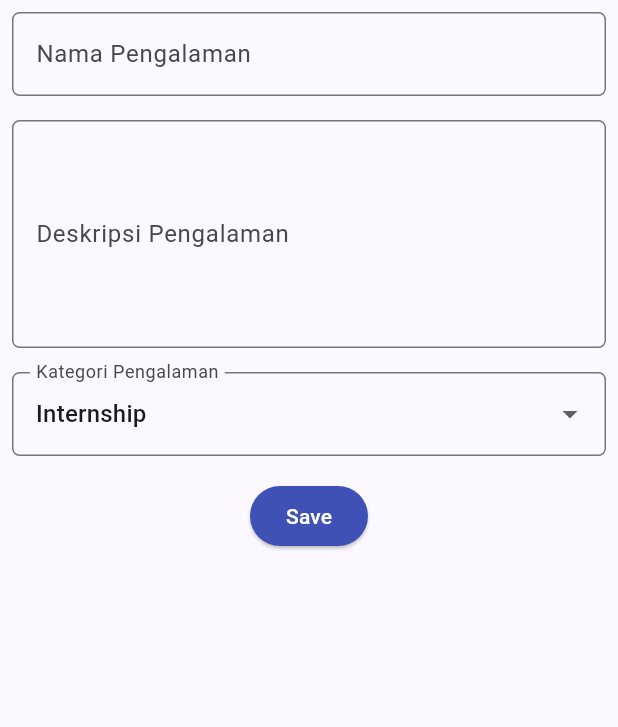
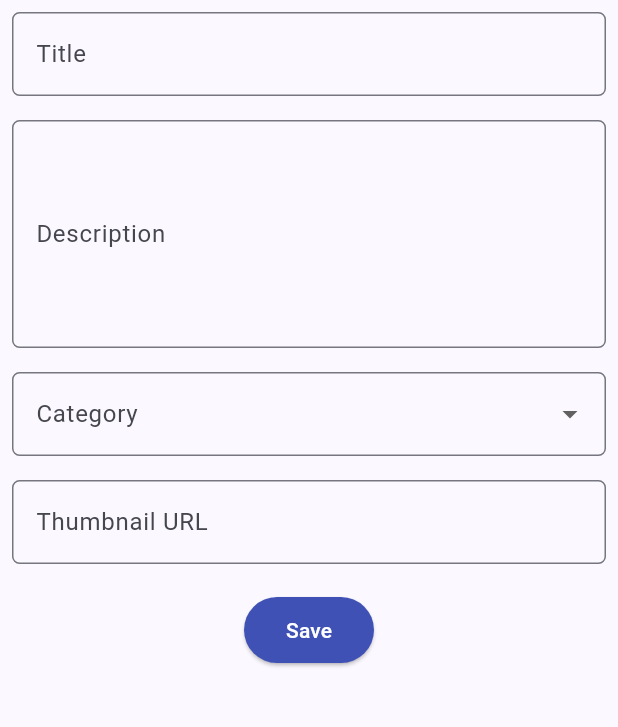
Before and after one commit to axelscreenshot/myportofolio_mobile, a Flutter app: the ExperienceFormPage screen opened directly, on a phone screen of 412 x 824 dp, the part 84-811 px from its top. Run offline on Flutter 3.47's test engine with Material 3 defaults, Android fonts, the phone set to English and light mode, and no system bars; our stand-ins replace material_ui; generated files the repository leaves out were written again.

Commit message:
(feat) Tugas 09: Flutter Backend Integration, Authentication, and CI/CD - refactor experience form - drf api integration for api/v1/experience

```diff
--- /dev/null
+++ b/lib/models/experience.dart
@@ -0,0 +1,48 @@
+import 'package:json_annotation/json_annotation.dart';
+
+part 'experience.g.dart';
+
+enum ExperienceCategory {
+  @JsonValue('internship')
+  internship('Internship'),
+  @JsonValue('research')
+  research('Research'),
+  @JsonValue('volunteer')
+  volunteer('Volunteer'),
+  @JsonValue('part-time')
+  partTime('Part-Time'),
+  @JsonValue('full-time')
+  fullTime('Full-Time'),
+  @JsonValue('freelance')
+  freelance('Freelance');
+
+  const ExperienceCategory(this.label);
+
+  final String label;
+}
+
+/// Portofolio experience synchronized with the Django REST Framework API.
+@JsonSerializable(fieldRename: FieldRename.snake)
+class Experience {
+  const Experience({
+    this.id,
+    required this.title,
+    required this.description,
+    this.category = ExperienceCategory.fullTime,
+    this.thumbnail = '',
+  });
+
+  factory Experience.fromJson(Map<String, dynamic> json) =>
+      _$ExperienceFromJson(json);
+
+  @JsonKey(includeToJson: false)
+  final String? id;
+  final String title;
+  final String description;
+  @JsonKey(defaultValue: ExperienceCategory.fullTime)
+  final ExperienceCategory category;
+  @JsonKey(defaultValue: '')
+  final String thumbnail;
+
+  Map<String, dynamic> toJson() => _$ExperienceToJson(this);
+}
--- a/lib/screens/experience_form_screen.dart
+++ b/lib/screens/experience_form_screen.dart
@@ -1,5 +1,10 @@
 import 'package:material_ui/material_ui.dart';
+import 'package:myportofolio_mobile/models/experience.dart';
+import 'package:myportofolio_mobile/services/api_client.dart';
+import 'package:myportofolio_mobile/services/auth_state.dart';
+import 'package:myportofolio_mobile/widgets/auth_guard.dart';
 import 'package:myportofolio_mobile/widgets/left_drawer.dart';
+import 'package:provider/provider.dart';
 
 class ExperienceFormPage extends StatefulWidget {
   const ExperienceFormPage({super.key});
@@ -11,20 +16,156 @@ class ExperienceFormPage extends StatefulWidget {
 class _ExperienceFormPageState extends State<ExperienceFormPage> {
   final _formKey = GlobalKey<FormState>();
 
-  String _experienceName = "";
-  String _description = "";
-  String _category = "Internship"; // default
-  // DateTime _startedAt = DateTime.now(); // default
-  // DateTime? _endedAt; // nullable
+  String _title = '';
+  String _description = '';
+  ExperienceCategory _category = ExperienceCategory.fullTime; // default
+  String _thumbnail = '';
+  bool _isSubmitting = false;
 
-  final List<String> _categories = [
-    'Internship',
-    'Research',
-    'Volunteer',
-    'Part-Time',
-    'Full-Time',
-    'Freelance',
-  ];
+  String? _validateUrl(String? value, {required bool isRequired}) {
+    final trimmed = value?.trim() ?? '';
+    if (trimmed.isEmpty) {
+      return isRequired ? 'URL tidak boleh kosong!' : null;
+    }
+
+    final uri = Uri.tryParse(trimmed);
+    final hasValidScheme =
+        uri != null && (uri.scheme == 'http' || uri.scheme == 'https');
+    final hasValidHost = uri != null && uri.host.isNotEmpty;
+
+    if (!hasValidScheme || !hasValidHost) {
+      return 'Masukkan URL yang valid (diawali http:// atau https://).';
+    }
+    return null;
+  }
+
+  Future<void> _submit() async {
+    if (_isSubmitting || !_formKey.currentState!.validate()) {
+      return;
+    }
+
+    final loggedIn = await ensureLoggedIn(context);
+    if (!loggedIn || !mounted) {
+      return;
+    }
+
+    setState(() {
+      _isSubmitting = true;
+    });
+
+    final title = _title.trim();
+    final description = _description.trim();
+    final category = _category;
+    final thumbnail = _thumbnail.trim();
+
+    try {
+      final authState = context.read<AuthState>();
+      final token = authState.token;
+
+      if (token == null || token.isEmpty) {
+        if (!mounted) return;
+        final loggedIn = await ensureLoggedIn(context);
+        if (!loggedIn || !mounted) return;
+      }
+
+      final activeToken = context.read<AuthState>().token;
+      if (activeToken == null || activeToken.isEmpty) {
+        return;
+      }
+
+      final newExperience = Experience(
+        title: title,
+        description: description,
+        category: category,
+        thumbnail: thumbnail,
+      );
+
+      await context.read<ApiClient>().createExperience(
+        newExperience,
+        token: activeToken,
+      );
+
+      if (!mounted) return;
+
+      await showDialog(
+        context: context,
+        builder: (dialogContext) {
+          return AlertDialog(
+            title: const Text('Pengalaman berhasil ditambahkan!'),
+            content: SingleChildScrollView(
+              child: Column(
+                crossAxisAlignment: CrossAxisAlignment.start,
+                mainAxisSize: MainAxisSize.min,
+                children: [
+                  Text('Title: $title'),
+                  const SizedBox(height: 4),
+                  Text('Category: ${category.label}'),
+                  const SizedBox(height: 4),
+                  Text('Description: $description'),
+                  if (thumbnail.isNotEmpty) ...[
+                    const SizedBox(height: 4),
+                    Text('Thumbnail URL: $thumbnail'),
+                  ],
+                ],
+              ),
+            ),
+            actions: [
+              TextButton(
+                onPressed: () {
+                  Navigator.pop(dialogContext);
+                  _formKey.currentState?.reset();
+                  setState(() {
+                    _title = '';
+                    _description = '';
+                    _category = ExperienceCategory.fullTime;
+                    _thumbnail = '';
+                  });
+                },
+                child: const Text('OK'),
+              ),
+            ],
+          );
+        },
+      );
+    } on ApiException catch (e) {
+      if (!mounted) return;
+      if (e.statusCode == 401) {
+        await context.read<AuthState>().logout();
+        if (!mounted) return;
+        ScaffoldMessenger.of(context)
+          ..hideCurrentSnackBar()
+          ..showSnackBar(
+            const SnackBar(
+              content: Text('Sesi berakhir (401). Silakan login ulang.'),
+            ),
+          );
+        await ensureLoggedIn(context);
+      } else {
+        ScaffoldMessenger.of(context)
+          ..hideCurrentSnackBar()
+          ..showSnackBar(
+            SnackBar(
+              content: Text(
+                e.message.isNotEmpty
+                    ? e.message
+                    : 'Gagal menambahkan pengalaman (${e.statusCode}).',
+              ),
+            ),
+          );
+      }
+    } catch (e) {
+      if (!mounted) return;
+      ScaffoldMessenger.of(context)
+        ..hideCurrentSnackBar()
+        ..showSnackBar(SnackBar(content: Text('Terjadi kesalahan: $e')));
+    } finally {
+      if (mounted) {
+        setState(() {
+          _isSubmitting = false;
+        });
+      }
+    }
+  }
 
   @override
   Widget build(BuildContext context) {
@@ -41,25 +182,21 @@ class _ExperienceFormPageState extends State<ExperienceFormPage> {
           child: Column(
             crossAxisAlignment: CrossAxisAlignment.start,
             children: [
-              // === Experience Name ===
+              // === Title ===
               Padding(
                 padding: const EdgeInsets.all(8.0),
                 child: TextFormField(
                   decoration: InputDecoration(
-                    hintText: "Nama Pengalaman",
-                    labelText: "Nama Pengalaman",
+                    hintText: "Judul Pengalaman",
+                    labelText: "Title",
                     border: OutlineInputBorder(
                       borderRadius: BorderRadius.circular(5.0),
                     ),
                   ),
-                  onChanged: (String? value) {
-                    setState(() {
-                      _experienceName = value!;
-                    });
-                  },
+                  onChanged: (value) => _title = value,
                   validator: (String? value) {
                     if (value == null || value.trim().isEmpty) {
-                      return "Nama pengalaman tidak boleh kosong!";
+                      return 'Title tidak boleh kosong!';
                     }
                     return null;
                   },
@@ -73,16 +210,12 @@ class _ExperienceFormPageState extends State<ExperienceFormPage> {
                   maxLines: 5,
                   decoration: InputDecoration(
                     hintText: "Deskripsi Pengalaman",
-                    labelText: "Deskripsi Pengalaman",
+                    labelText: "Description",
                     border: OutlineInputBorder(
                       borderRadius: BorderRadius.circular(5.0),
                     ),
                   ),
-                  onChanged: (String? value) {
-                    setState(() {
-                      _description = value!;
-                    });
-                  },
+                  onChanged: (value) => _description = value,
                   validator: (String? value) {
                     if (value == null || value.trim().isEmpty) {
                       return "Deskripsi pengalaman tidak boleh kosong!";
@@ -95,91 +228,72 @@ class _ExperienceFormPageState extends State<ExperienceFormPage> {
               // === Category ===
               Padding(
                 padding: const EdgeInsets.all(8.0),
-                child: DropdownButtonFormField<String>(
+                child: DropdownButtonFormField<ExperienceCategory>(
                   decoration: InputDecoration(
-                    labelText: "Kategori Pengalaman",
+                    labelText: "Category",
                     border: OutlineInputBorder(
                       borderRadius: BorderRadius.circular(5.0),
                     ),
                   ),
-                  initialValue: _category,
-                  items: _categories
+                  items: ExperienceCategory.values
                       .map(
-                        (category) => DropdownMenuItem(
-                          value: category,
-                          child: Text(category),
+                        (item) => DropdownMenuItem<ExperienceCategory>(
+                          value: item,
+                          child: Text(item.label),
                         ),
                       )
                       .toList(),
-                  onChanged: (String? newValue) {
-                    setState(() {
-                      _category = newValue!;
-                    });
+                  onChanged: (value) {
+                    if (value != null) {
+                      setState(() {
+                        _category = value;
+                      });
+                    }
                   },
                 ),
               ),
 
-              // // === Started At ===
-              // Padding(
-              //   padding: const EdgeInsets.all(8.0),
-              //   child: showDatePicker(
-              //     context: context,
-              //     firstDate: DateTime(2000),
-              //     lastDate: DateTime(2026),
-              //   )
-              // ),
+              // === Thumbnail URL ===
+              Padding(
+                padding: const EdgeInsets.all(8.0),
+                child: TextFormField(
+                  keyboardType: TextInputType.url,
+                  decoration: InputDecoration(
+                    hintText: 'https://example.com/thumbnail.png (opsional)',
+                    labelText: 'Thumbnail URL',
+                    border: OutlineInputBorder(
+                      borderRadius: BorderRadius.circular(5.0),
+                    ),
+                  ),
+                  onChanged: (value) => _thumbnail = value,
+                  validator: (value) => _validateUrl(value, isRequired: false),
+                ),
+              ),
+
+              const SizedBox(height: 12),
 
               // === Tombol Simpan ===
-              Align(
-                alignment: Alignment.bottomCenter,
-                child: Padding(
-                  padding: const EdgeInsets.all(8.0),
-                  child: ElevatedButton(
-                    style: ButtonStyle(
-                      backgroundColor: WidgetStateProperty.all(Colors.indigo),
-                    ),
-                    onPressed: () {
-                      if (_formKey.currentState!.validate()) {
-                        showDialog(
-                          context: context,
-                          builder: (context) {
-                            return AlertDialog(
-                              title: const Text(
-                                'Pengalaman berhasil ditambahkan!',
-                              ),
-                              content: SingleChildScrollView(
-                                child: Column(
-                                  crossAxisAlignment: CrossAxisAlignment.start,
-                                  children: [
-                                    Text('Nama Pengalaman: $_experienceName'),
-                                    Text('Deskripsi: $_description'),
-                                    Text('Kategori: $_category'),
-                                    // Text('Waktu Mulai: ${_startedAt.day}-${_startedAt.month}-${_startedAt.year}'),
-                                    // _endedAt != null
-                                    //   ? Text('Waktu Selesai: ${_endedAt!.day}-${_endedAt!.month}-${_endedAt!.year}')
-                                    //   : Text('Waktu Selesai: Pengalaman masih berlangsung'),
-                                  ],
-                                ),
-                              ),
-                              actions: [
-                                TextButton(
-                                  child: const Text('OK'),
-                                  onPressed: () {
-                                    Navigator.pop(context);
-                                    _formKey.currentState!.reset();
-                                  },
-                                ),
-                              ],
-                            );
-                          },
-                        );
-                      }
-                    },
-                    child: const Text(
-                      "Save",
-                      style: TextStyle(color: Colors.white),
+              Center(
+                child: ElevatedButton(
+                  style: ElevatedButton.styleFrom(
+                    backgroundColor: Colors.indigo,
+                    foregroundColor: Colors.white,
+                    padding: const EdgeInsets.symmetric(
+                      horizontal: 28,
+                      vertical: 12,
                     ),
                   ),
+                  onPressed: _isSubmitting ? null : _submit,
+                  child: _isSubmitting
+                      ? const SizedBox(
+                          width: 18,
+                          height: 18,
+                          child: CircularProgressIndicator(
+                            strokeWidth: 2,
+                            color: Colors.white,
+                          ),
+                        )
+                      : const Text('Save'),
                 ),
               ),
             ],
--- a/lib/screens/project_list_screen.dart
+++ b/lib/screens/project_list_screen.dart
@@ -84,7 +84,7 @@ class _ProjectListScreenState extends State<ProjectListScreen> {
 
           // Return a RefreshIndicator (onRefresh: _reload) wrapping a
           // ListView.builder that renders a Card/ListTile for each project
-          // (showing project.title, project.techStack, and project.description)
+          // (showing project.title, etc.)
           // and navigates to ProjectDetailScreen(project: project) on tap.
           return RefreshIndicator(
             onRefresh: _reload,
```
Also changed, not shown: lib/screens/experience_detail_screen.dart (added, +94 -0 lines), lib/screens/experience_list_screen.dart (added, +163 -0 lines), lib/services/api_client.dart (+33 -0 lines), lib/widgets/info_card.dart (+16 -5 lines), lib/widgets/left_drawer.dart (+17 -12 lines), 1 other file.
